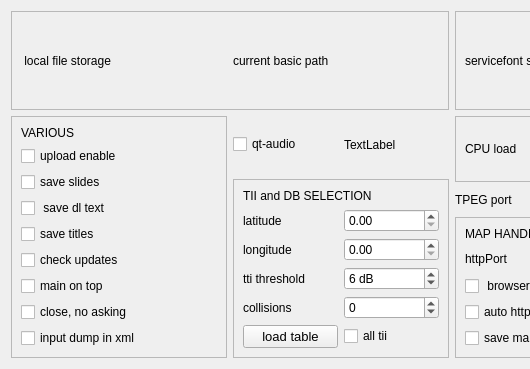
Old version of the form sources/main/forms-v7/config-helper.ui in the repository JvanKatwijk/qt-dab; both pictures show x 0 to 530 and y 0 to 369 of the 904 by 369 pixel window.
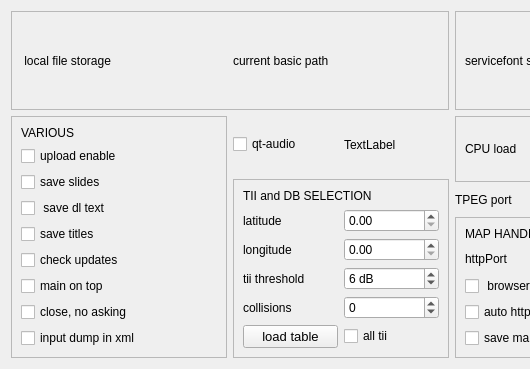
New version of the form. Custom widgets are drawn as their Qt base class.

```diff
--- a/sources/main/forms-v7/config-helper.ui
+++ b/sources/main/forms-v7/config-helper.ui
@@ -302,7 +302,7 @@
                <string>&lt;html&gt;&lt;head/&gt;&lt;body&gt;&lt;p&gt;TII detection takes place in a noisy environment. The software has to distinguish between &amp;quot;signal&amp;quot; and &amp;quot;noise&amp;quot;. The threshold for considering input to be &amp;quot;noise&amp;quot; can be set here.&lt;/p&gt;&lt;p&gt;Note that with srong signals, a low threshold leads to lots of false identifications.&lt;/p&gt;&lt;/body&gt;&lt;/html&gt;</string>
               </property>
               <property name="text">
-               <string>tti threshold</string>
+               <string>tii threshold</string>
               </property>
              </widget>
             </item>
```
